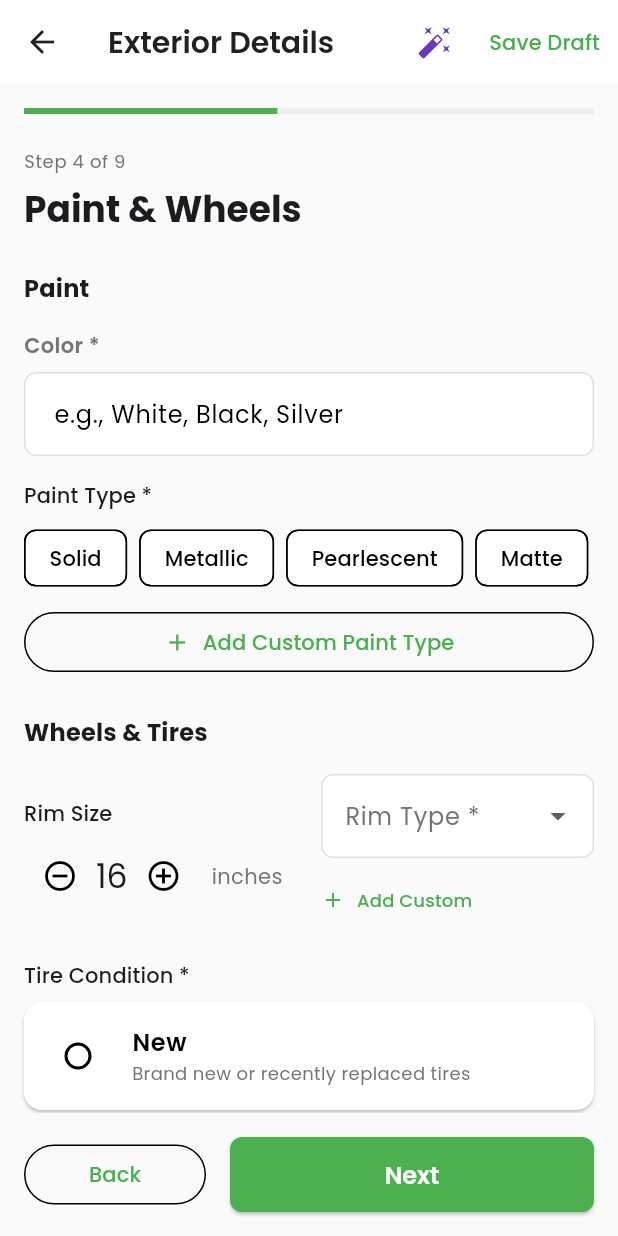
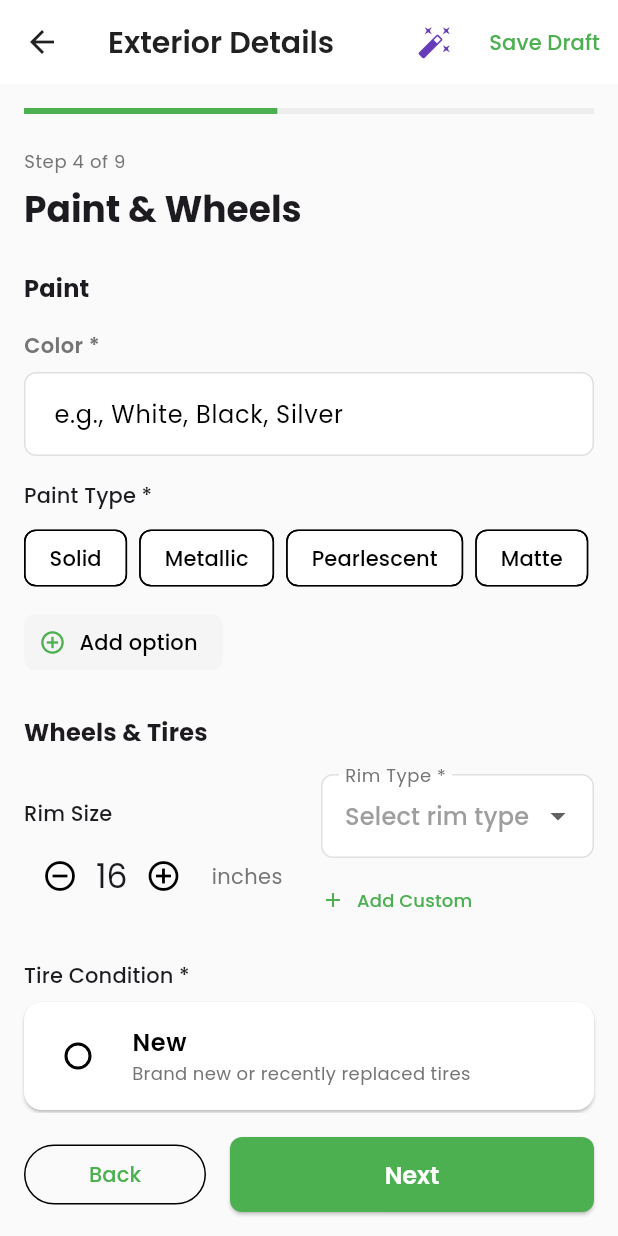
Before and after one commit to aimsahorizon/autobid-flutter, a Flutter app: the CreateListingStep4Exterior screen opened by its route, on a phone screen of 412 x 824 dp. Run offline on Flutter 3.47's test engine with Material 3 defaults, Android fonts, the phone set to English and light mode, and no system bars; our stand-ins replace cached_network_image, flutter_riverpod, freezed_annotation, go_router, google_fonts, image_picker and 1 more; generated files the repository leaves out were written again; network calls fail.

Commit message:
feat: standardize custom attributes UX in step 4

```diff
--- a/lib/presentation/screens/listings/create/create_listing_step4_exterior.dart
+++ b/lib/presentation/screens/listings/create/create_listing_step4_exterior.dart
@@ -226,26 +226,43 @@ class _CreateListingStep4ExteriorState
                   );
                 }),
                 ...provider.customPaintTypes.map((type) {
-                  return Chip(
-                    label: Text(type),
-                    deleteIcon: const Icon(Icons.close, size: 16),
-                    onDeleted: () {
+                  final isSelected = provider.selectedCustomPaintType == type;
+                  return ChoiceChip(
+                    label: Row(
+                      mainAxisSize: MainAxisSize.min,
+                      children: [
+                        Text(type),
+                        const SizedBox(width: 4),
+                        GestureDetector(
+                          onTap: () {
                             setState(() {
                               provider.customPaintTypes.remove(type);
+                              if (provider.selectedCustomPaintType == type) {
+                                provider.setSelectedCustomPaintType(null);
+                              }
                             });
+                          },
+                          child: const Icon(Icons.cancel, size: 16),
+                        ),
+                      ],
+                    ),
+                    selected: isSelected,
+                    onSelected: (selected) {
+                      if (selected) {
+                        provider.setPaintType(null);
+                        provider.setSelectedCustomPaintType(type);
+                      }
                     },
                   );
                 }),
+                ActionChip(
+                  avatar: const Icon(Icons.add_circle_outline, size: 18),
+                  label: const Text('Add option'),
+                  onPressed: _showAddCustomPaintTypeDialog,
+                  backgroundColor: Colors.grey[100],
+                  side: BorderSide(color: Colors.grey[400]!, style: BorderStyle.none),
+                ),
               ],
-            ),
-            const SizedBox(height: 8),
-            OutlinedButton.icon(
-              onPressed: _showAddCustomPaintTypeDialog,
-              icon: const Icon(Icons.add, size: 18),
-              label: const Text('Add Custom Paint Type'),
-              style: OutlinedButton.styleFrom(
-                padding: const EdgeInsets.symmetric(vertical: 10),
-              ),
             ),
             const SizedBox(height: 24),
 
@@ -276,21 +293,29 @@ class _CreateListingStep4ExteriorState
                   child: Column(
                     crossAxisAlignment: CrossAxisAlignment.start,
                     children: [
-                      DropdownButtonFormField<RimType>(
-                        initialValue: provider.rimType,
+                      DropdownButtonFormField<RimType?>(
+                        value: provider.rimType,
                         decoration: const InputDecoration(
                           labelText: 'Rim Type *',
                           border: OutlineInputBorder(),
+                          hintText: 'Select rim type',
                         ),
-                        items: RimType.values.map((type) {
-                          return DropdownMenuItem(
+                        items: [
+                          const DropdownMenuItem<RimType?>(
+                            value: null,
+                            child: Text('Select rim type', style: TextStyle(color: Colors.grey)),
+                          ),
+                          ...RimType.values.map((type) {
+                            return DropdownMenuItem<RimType?>(
                               value: type,
                               child: Text(type.displayName),
                             );
                           }).toList(),
+                        ],
                         onChanged: (value) {
-                          if (value != null) provider.setRimType(value);
+                          provider.setRimType(value);
                         },
+                        validator: (value) => value == null ? 'Please select rim type' : null,
                       ),
                       if (provider.customRimTypes.isNotEmpty) ...[
                         const SizedBox(height: 8),
```
Lines whose indentation alone changed are shown as unchanged.
